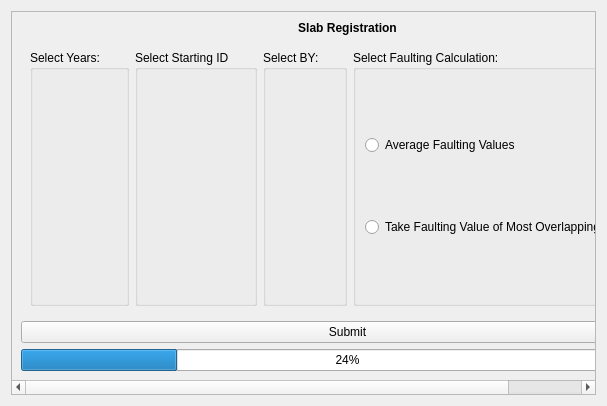
First picture: the form in resources/registration_menu.ui, repository jadenl99/JPCP-tool, before the edit.
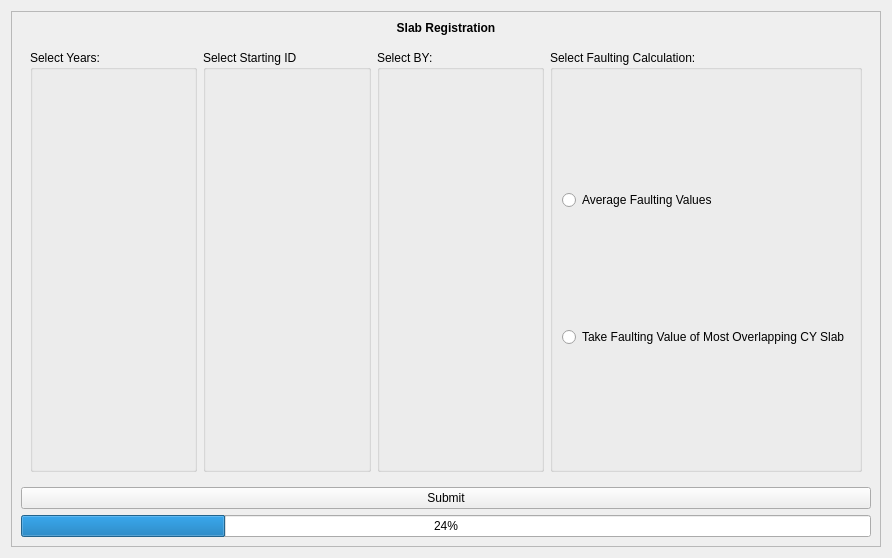
Second picture: the form after the edit.

The edit to the form file:
```diff
--- a/resources/registration_menu.ui
+++ b/resources/registration_menu.ui
@@ -6,8 +6,8 @@
    <rect>
     <x>0</x>
     <y>0</y>
-    <width>607</width>
-    <height>406</height>
+    <width>892</width>
+    <height>558</height>
    </rect>
   </property>
   <property name="windowTitle">
@@ -24,8 +24,8 @@
        <rect>
         <x>0</x>
         <y>0</y>
-        <width>689</width>
-        <height>361</height>
+        <width>868</width>
+        <height>534</height>
        </rect>
       </property>
       <layout class="QVBoxLayout" name="verticalLayout_2">
```
